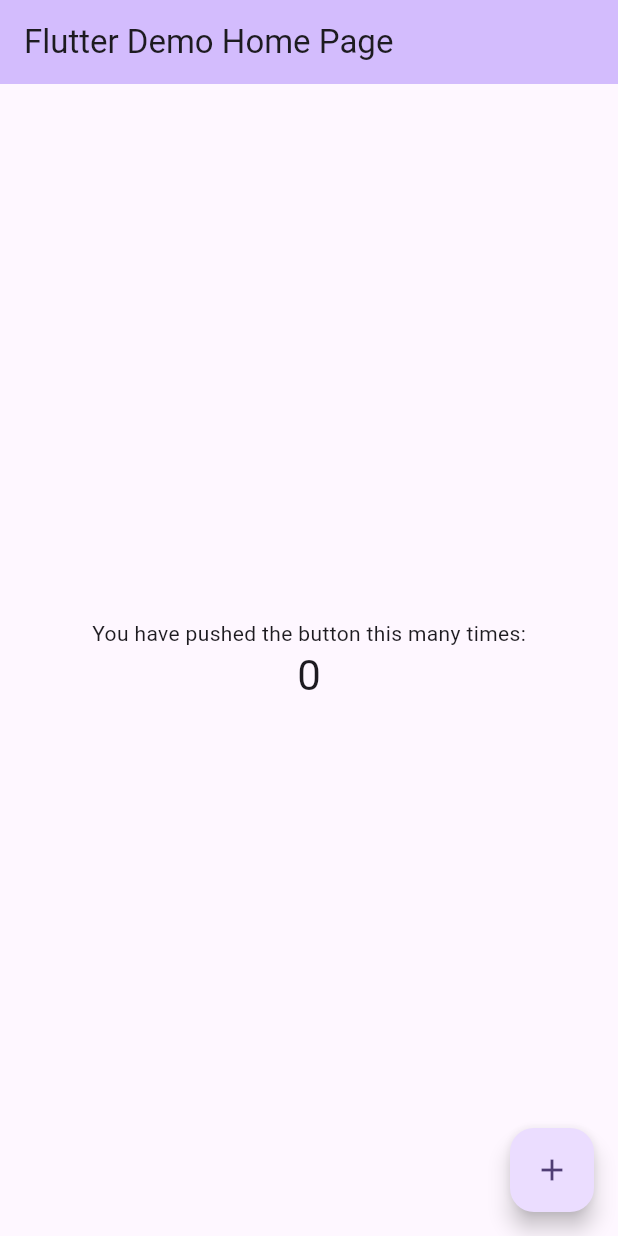
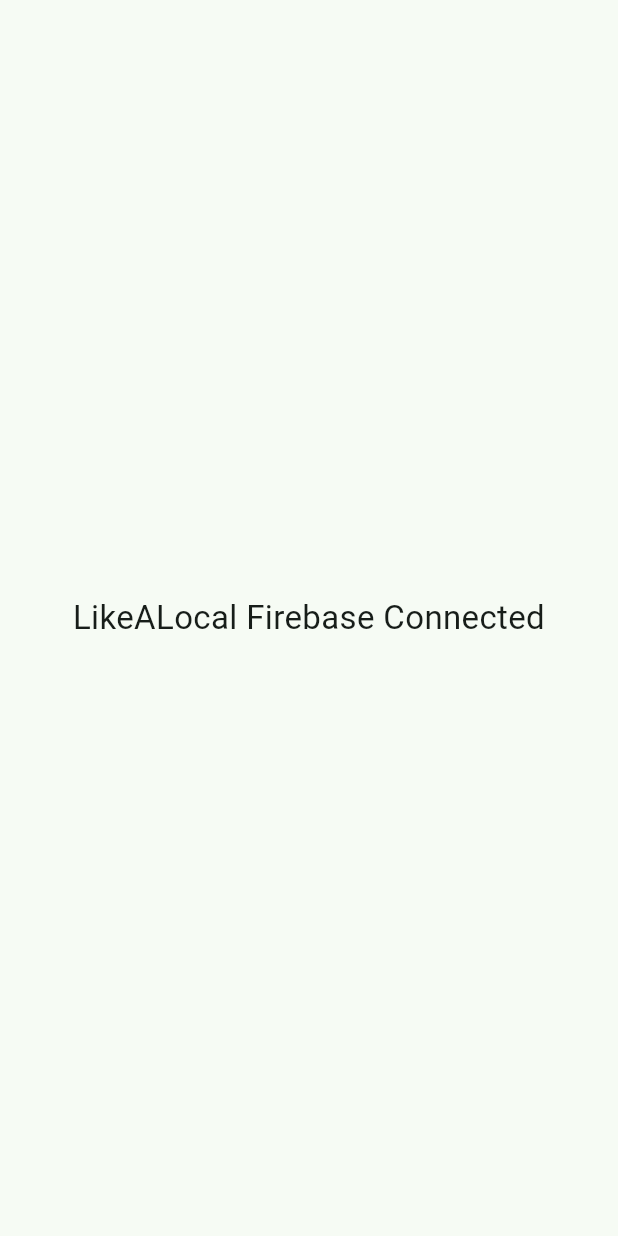
Before and after one commit to abdullahGIU/LikeALocal, a Flutter app: the screen it shows after launch, on a phone screen of 412 x 824 dp. Run offline on Flutter 3.47's test engine with Material 3 defaults, Android fonts, the phone set to English and light mode, and no system bars; our stand-ins replace firebase_core; accounts and stored records are empty.

Commit message:
Connect Flutter app to Firebase

```diff
--- a/lib/main.dart
+++ b/lib/main.dart
@@ -1,125 +1,40 @@
 import 'package:flutter/material.dart';
+import 'package:firebase_core/firebase_core.dart';
+import 'firebase_options.dart';
 
-void main() {
-  runApp(const MyApp());
+void main() async {
+  WidgetsFlutterBinding.ensureInitialized();
+
+  await Firebase.initializeApp(
+    options: DefaultFirebaseOptions.currentPlatform,
+  );
+
+  runApp(const LikeALocalApp());
 }
 
-class MyApp extends StatelessWidget {
-  const MyApp({super.key});
+class LikeALocalApp extends StatelessWidget {
+  const LikeALocalApp({super.key});
 
-  // This widget is the root of your application.
   @override
   Widget build(BuildContext context) {
     return MaterialApp(
-      title: 'Flutter Demo',
+      title: 'LikeALocal',
+      debugShowCheckedModeBanner: false,
       theme: ThemeData(
-        // This is the theme of your application.
-        //
-        // TRY THIS: Try running your application with "flutter run". You'll see
-        // the application has a purple toolbar. Then, without quitting the app,
-        // try changing the seedColor in the colorScheme below to Colors.green
-        // and then invoke "hot reload" (save your changes or press the "hot
-        // reload" button in a Flutter-supported IDE, or press "r" if you used
-        // the command line to start the app).
-        //
-        // Notice that the counter didn't reset back to zero; the application
-        // state is not lost during the reload. To reset the state, use hot
-        // restart instead.
-        //
-        // This works for code too, not just values: Most code changes can be
-        // tested with just a hot reload.
-        colorScheme: ColorScheme.fromSeed(seedColor: Colors.deepPurple),
+        colorScheme: ColorScheme.fromSeed(
+          seedColor: const Color(0xFF00BC7D),
+        ),
         useMaterial3: true,
       ),
-      home: const MyHomePage(title: 'Flutter Demo Home Page'),
+      home: const Scaffold(
+        body: Center(
+          child: Text(
+            'LikeALocal Firebase Connected',
+            style: TextStyle(fontSize: 22),
+            textAlign: TextAlign.center,
+          ),
+        ),
+      ),
     );
   }
 }
-
-class MyHomePage extends StatefulWidget {
-  const MyHomePage({super.key, required this.title});
-
-  // This widget is the home page of your application. It is stateful, meaning
-  // that it has a State object (defined below) that contains fields that affect
-  // how it looks.
-
-  // This class is the configuration for the state. It holds the values (in this
-  // case the title) provided by the parent (in this case the App widget) and
-  // used by the build method of the State. Fields in a Widget subclass are
-  // always marked "final".
-
-  final String title;
-
-  @override
-  State<MyHomePage> createState() => _MyHomePageState();
-}
-
-class _MyHomePageState extends State<MyHomePage> {
-  int _counter = 0;
-
-  void _incrementCounter() {
-    setState(() {
-      // This call to setState tells the Flutter framework that something has
-      // changed in this State, which causes it to rerun the build method below
-      // so that the display can reflect the updated values. If we changed
-      // _counter without calling setState(), then the build method would not be
-      // called again, and so nothing would appear to happen.
-      _counter++;
-    });
-  }
-
-  @override
-  Widget build(BuildContext context) {
-    // This method is rerun every time setState is called, for instance as done
-    // by the _incrementCounter method above.
-    //
-    // The Flutter framework has been optimized to make rerunning build methods
-    // fast, so that you can just rebuild anything that needs updating rather
-    // than having to individually change instances of widgets.
-    return Scaffold(
-      appBar: AppBar(
-        // TRY THIS: Try changing the color here to a specific color (to
-        // Colors.amber, perhaps?) and trigger a hot reload to see the AppBar
-        // change color while the other colors stay the same.
-        backgroundColor: Theme.of(context).colorScheme.inversePrimary,
-        // Here we take the value from the MyHomePage object that was created by
-        // the App.build method, and use it to set our appbar title.
-        title: Text(widget.title),
-      ),
-      body: Center(
-        // Center is a layout widget. It takes a single child and positions it
-        // in the middle of the parent.
-        child: Column(
-          // Column is also a layout widget. It takes a list of children and
-          // arranges them vertically. By default, it sizes itself to fit its
-          // children horizontally, and tries to be as tall as its parent.
-          //
-          // Column has various properties to control how it sizes itself and
-          // how it positions its children. Here we use mainAxisAlignment to
-          // center the children vertically; the main axis here is the vertical
-          // axis because Columns are vertical (the cross axis would be
-          // horizontal).
-          //
-          // TRY THIS: Invoke "debug painting" (choose the "Toggle Debug Paint"
-          // action in the IDE, or press "p" in the console), to see the
-          // wireframe for each widget.
-          mainAxisAlignment: MainAxisAlignment.center,
-          children: <Widget>[
-            const Text(
-              'You have pushed the button this many times:',
-            ),
-            Text(
-              '$_counter',
-              style: Theme.of(context).textTheme.headlineMedium,
-            ),
-          ],
-        ),
-      ),
-      floatingActionButton: FloatingActionButton(
-        onPressed: _incrementCounter,
-        tooltip: 'Increment',
-        child: const Icon(Icons.add),
-      ), // This trailing comma makes auto-formatting nicer for build methods.
-    );
-  }
-}
```
Also changed, not shown: firebase.json (added), lib/firebase_options.dart (added), 3 other files.
